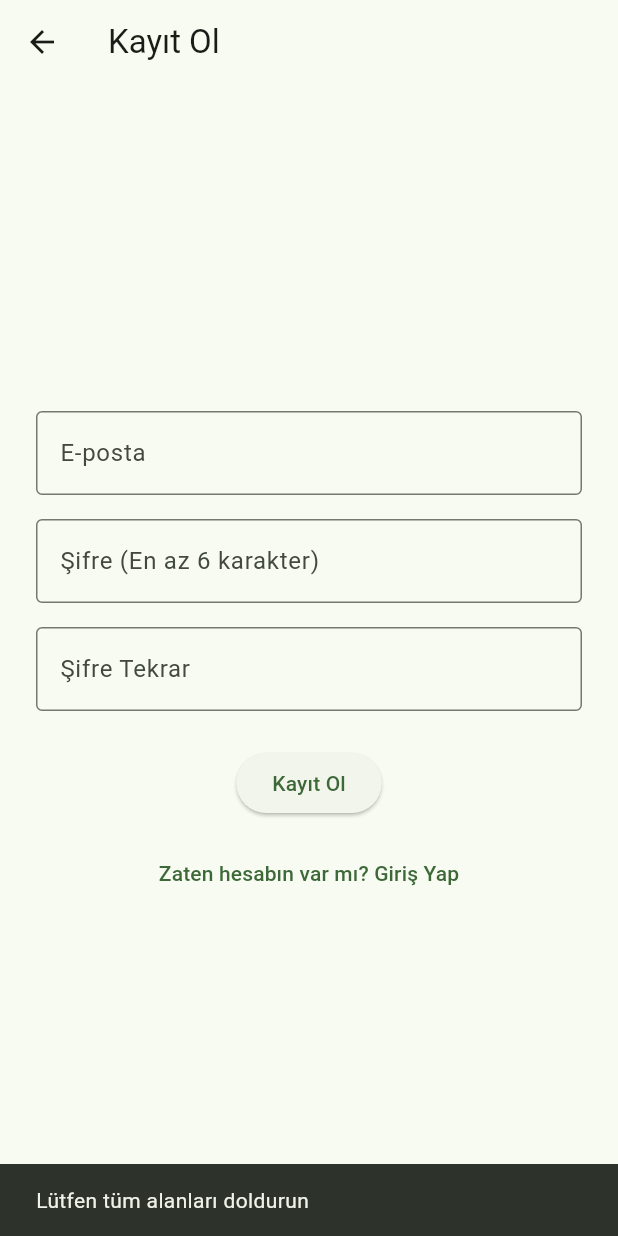
After one commit to nijelouss/english_word_app, a Flutter app: the RegisterScreen screen opened directly, after a tap on "Kayıt Ol", on a phone screen of 412 x 824 dp. The commit adds this screen. Run offline on Flutter 3.47's test engine with Material 3 defaults, Android fonts, the phone set to English and light mode, and no system bars; our stand-ins replace flutter_dotenv, google_generative_ai, sqflite; missing offline and left inert: gal; accounts and stored records are empty.

Commit message:
register ekranı yapıldı

```diff
--- a/lib/main.dart
+++ b/lib/main.dart
@@ -1,6 +1,7 @@
 import 'package:flutter/material.dart';
 import 'package:english_word_app/screens/auth/login_screen.dart';
 import 'package:flutter_dotenv/flutter_dotenv.dart';
+
 
 Future<void> main() async {
   WidgetsFlutterBinding.ensureInitialized();
@@ -34,7 +35,7 @@ class MyApp extends StatelessWidget {
         // tested with just a hot reload.
         colorScheme: ColorScheme.fromSeed(seedColor: const Color.fromARGB(255, 5, 85, 17)),
       ),
-      home:LoginScreen(),
+      home: const LoginScreen(),
     );
   }
 }
--- /dev/null
+++ b/lib/screens/auth/register_screen.dart
@@ -0,0 +1,140 @@
+import 'package:flutter/material.dart';
+
+import '../../database/database_helper.dart';
+
+class RegisterScreen extends StatefulWidget {
+  const RegisterScreen({super.key});
+
+  @override
+  State<RegisterScreen> createState() => _RegisterScreenState();
+}
+
+class _RegisterScreenState extends State<RegisterScreen> {
+  // Kullanıcının yazdığı yazıları tutacak olan "Controller"larımız
+  final _emailController = TextEditingController();
+  final _passwordController = TextEditingController();
+  final _confirmPasswordController = TextEditingController();
+
+  // Ekran kapatıldığında hafızayı temizlemek için (Best Practice)
+  @override
+  void dispose() {
+    _emailController.dispose();
+    _passwordController.dispose();
+    _confirmPasswordController.dispose();
+    super.dispose();
+  }
+
+  @override
+  Widget build(BuildContext context) {
+    return Scaffold(
+      appBar: AppBar(
+        title: const Text('Kayıt Ol'),
+      ),
+      body: Padding(
+        padding: const EdgeInsets.all(24.0),
+        child: Column(
+          mainAxisAlignment: MainAxisAlignment.center,
+          children: [
+            // 1. E-posta Alanı
+            TextField(
+              controller: _emailController,
+              keyboardType: TextInputType.emailAddress, // Klavyede @ işaretini öne çıkarır
+              decoration: const InputDecoration(
+                labelText: 'E-posta',
+                border: OutlineInputBorder(),
+              ),
+            ),
+            const SizedBox(height: 16), // Araya 16 piksel boşluk koy
+
+            // 2. Şifre Alanı
+            TextField(
+              controller: _passwordController,
+              obscureText: true, // Yazılanları yıldızlar (***)
+              decoration: const InputDecoration(
+                labelText: 'Şifre (En az 6 karakter)',
+                border: OutlineInputBorder(),
+              ),
+            ),
+            const SizedBox(height: 16),
+
+            // 3. Şifre Tekrar Alanı
+            TextField(
+              controller: _confirmPasswordController,
+              obscureText: true,
+              decoration: const InputDecoration(
+                labelText: 'Şifre Tekrar',
+                border: OutlineInputBorder(),
+              ),
+            ),
+            const SizedBox(height: 24), // Buton için daha büyük bir boşluk
+            // Kayıt Ol Butonu
+            ElevatedButton(
+              onPressed: () async {
+                // 1. Kutulardaki yazıları okuyup değişkenlere alıyoruz
+                // trim() komutu, kullanıcı yanlışlıkla boşluk bırakırsa onu siler
+                final email = _emailController.text.trim();
+                final password = _passwordController.text;
+                final confirmPassword = _confirmPasswordController.text;
+
+                // 2. KONTROL: Boş alan var mı?
+                if (email.isEmpty || password.isEmpty || confirmPassword.isEmpty) {
+                  ScaffoldMessenger.of(context).showSnackBar(
+                    const SnackBar(content: Text('Lütfen tüm alanları doldurun')),
+                  );
+                  return; // Hata varsa kodu burada durdur, aşağıya geçme!
+                }
+
+                // 3. KONTROL: Şifre en az 6 karakter mi? (Senin kararın)
+                if (password.length < 6) {
+                  ScaffoldMessenger.of(context).showSnackBar(
+                    const SnackBar(content: Text('Şifre en az 6 karakter olmalıdır')),
+                  );
+                  return;
+                }
+
+                // 4. KONTROL: Şifreler uyuşuyor mu?
+                if (password != confirmPassword) {
+                  ScaffoldMessenger.of(context).showSnackBar(
+                    const SnackBar(content: Text('Şifreler eşleşmiyor')),
+                  );
+                  return;
+                }
+
+                // 5. VERİTABANI: Her şey doğruysa arkadaşının yazdığı koda gönder
+                final success = await DatabaseHelper.instance.registerUser(email, password);
+
+                // 6. GÜVENLİK: Login ekranında öğrendiğimiz o meşhur kontrol
+                if (!context.mounted) return;
+
+                // 7. SONUÇ: Kayıt başarılı mı?
+                if (success) {
+                  ScaffoldMessenger.of(context).showSnackBar(
+                    const SnackBar(content: Text('Kayıt başarılı! Giriş yapabilirsiniz. 🎉')),
+                  );
+                  // Başarılıysa bu sayfayı kapatıp otomatik olarak Login ekranına dön
+                  Navigator.pop(context);
+                } else {
+                  // Eğer kayıt başarısız olursa (Büyük ihtimalle bu e-posta daha önce kaydedilmiş demektir)
+                  ScaffoldMessenger.of(context).showSnackBar(
+                    const SnackBar(content: Text('Bu e-posta adresi zaten kullanılıyor')),
+                  );
+                }
+              },
+              child: const Text('Kayıt Ol'),
+            ),
+
+            const SizedBox(height: 12), // İki buton arası küçük boşluk
+
+            // Kullanıcı vazgeçerse diye Giriş sayfasına dönme butonu
+            TextButton(
+              onPressed: () {
+                Navigator.pop(context); // Sadece sayfayı kapatır, geri döner
+              },
+              child: const Text('Zaten hesabın var mı? Giriş Yap'),
+            ),
+          ],
+        ),
+      ),
+    );
+  }
+}
```
